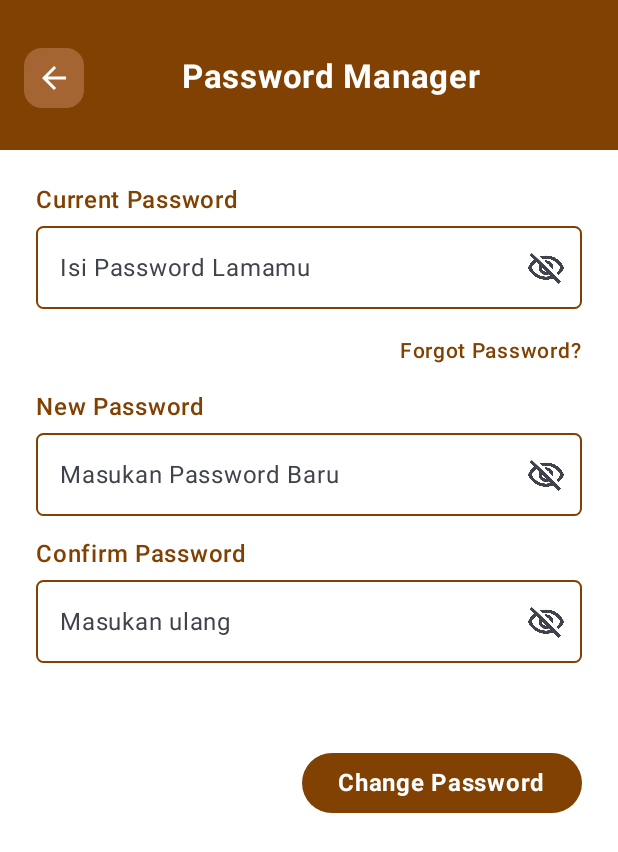
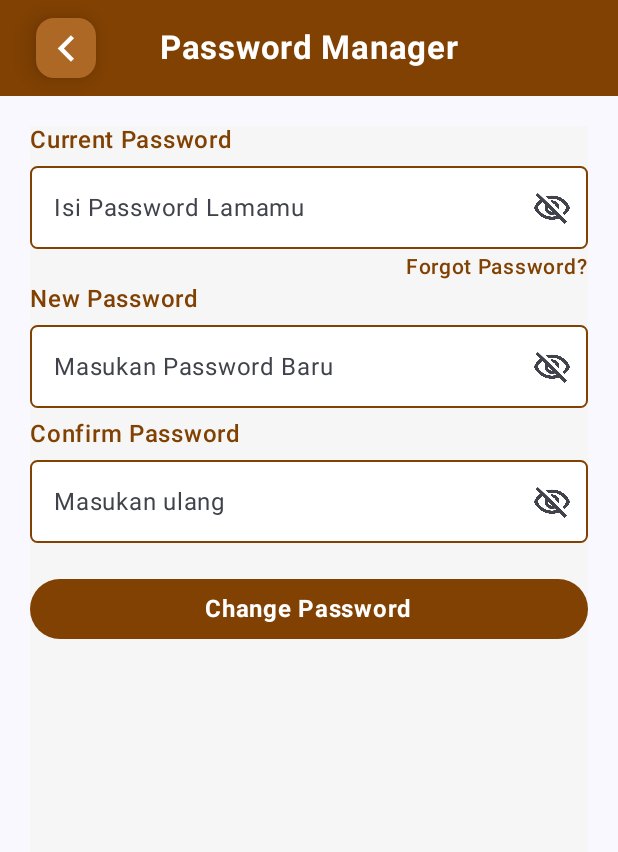
Before and after one commit to Limzen/Luminara-mobile, an Android app built with Jetpack Compose: the screen it shows after launch (MainActivity), on a phone screen of 412 x 824 dp. Shown: the top 852 px of the screen. Run offline under Robolectric (Android 15) with nearby library versions, the phone set to English and light mode, and no system bars.

Commit message:
fix password manager button

```diff
--- /dev/null
+++ b/app/src/main/java/com/example/luminara/ui/components/BackButton.kt
@@ -0,0 +1,46 @@
+package com.example.luminara.ui.components
+
+import androidx.compose.foundation.layout.PaddingValues
+import androidx.compose.foundation.layout.height
+import androidx.compose.foundation.layout.size
+import androidx.compose.foundation.layout.width
+import androidx.compose.foundation.shape.RoundedCornerShape
+import androidx.compose.material.icons.Icons
+import androidx.compose.material.icons.automirrored.filled.KeyboardArrowLeft
+import androidx.compose.material3.Button
+import androidx.compose.material3.ButtonDefaults
+import androidx.compose.material3.Icon
+import androidx.compose.runtime.Composable
+import androidx.compose.ui.Modifier
+import androidx.compose.ui.graphics.Color
+import androidx.compose.ui.unit.dp
+import com.example.luminara.ui.theme.BackbuttonArrow
+
+@Composable
+fun BackButton(
+    onClick: () -> Unit,
+    modifier: Modifier = Modifier
+) {
+    Button(
+        onClick = onClick,
+        modifier = modifier
+            .width(40.dp)
+            .height(40.dp),
+        colors = ButtonDefaults.buttonColors(
+            containerColor = BackbuttonArrow,
+            contentColor = Color.White
+        ), // Removed extra comma and parenthesis
+        elevation = ButtonDefaults.buttonElevation(
+            defaultElevation = 10.dp,
+            pressedElevation = 6.dp
+        ),
+        shape = RoundedCornerShape(12.dp),
+        contentPadding = PaddingValues(0.dp)
+    ) {
+        Icon(
+            imageVector = Icons.AutoMirrored.Filled.KeyboardArrowLeft,
+            contentDescription = "ArrowLeft",
+            modifier = Modifier.size(35.dp)
+        )
+    }
+}
--- a/app/src/main/java/com/example/luminara/ui/screens/profile/PasswordManagerScreen.kt
+++ b/app/src/main/java/com/example/luminara/ui/screens/profile/PasswordManagerScreen.kt
@@ -11,6 +11,7 @@ import androidx.compose.material.icons.filled.ArrowBack
 import androidx.compose.material3.*
 import androidx.compose.runtime.*
 import androidx.compose.ui.*
+import androidx.compose.ui.Modifier
 import androidx.compose.ui.draw.clip
 import androidx.compose.ui.graphics.Color
 import androidx.compose.ui.res.painterResource
@@ -18,10 +19,15 @@ import androidx.compose.ui.text.font.FontWeight
 import androidx.compose.ui.unit.*
 import com.example.luminara.R
 import com.example.luminara.ui.components.AuthButton
+import com.example.luminara.ui.components.BackButton
 import com.example.luminara.ui.components.ItineraryTextfield
+import com.example.luminara.ui.theme.BackbuttonArrow
+import com.example.luminara.ui.theme.BackgroundColor
 import com.example.luminara.ui.theme.OnPrimary
 import com.example.luminara.ui.theme.Primary
+import com.example.luminara.utils.Dimensions
 
+@OptIn(ExperimentalMaterial3Api::class)
 @Composable
 fun PasswordManagerScreen() {
     var currentPassword by remember { mutableStateOf("") }
@@ -32,54 +38,37 @@ fun PasswordManagerScreen() {
     var newPasswordVisible by remember { mutableStateOf(false) }
     var confirmPasswordVisible by remember { mutableStateOf(false) }
 
+    Scaffold(
+        topBar = {
+            CenterAlignedTopAppBar(
+                title = {
+                    Text(
+                        text = "Password Manager",
+                        style = MaterialTheme.typography.titleLarge.copy(fontWeight = FontWeight.Bold),
+                        color = Color.White
+                    )
+                },
+                navigationIcon = {
+                    BackButton(
+                        onClick = {},
+                        modifier = Modifier.padding(start = Dimensions.OuterPadding)
+                    )
+                },
+                colors = TopAppBarDefaults.centerAlignedTopAppBarColors(
+                    containerColor = Primary,
+                    navigationIconContentColor = Color.White,
+                    titleContentColor = Color.White
+                )
+            )
+        }
+    ) { innerPadding ->
         Column(
             modifier = Modifier
                 .fillMaxSize()
-            .background(Color.White)
+                .padding(innerPadding)
+                .padding(Dimensions.OuterPadding)
+                .background(BackgroundColor)
         ) {
-        // Header
-        Box(
-            modifier = Modifier
-                .fillMaxWidth()
-                .height(100.dp)
-                .background(color = Primary)
-        ) {
-            Text(
-                text = "Password Manager",
-                color = Color.White,
-                style = MaterialTheme.typography.titleLarge,
-                fontWeight = FontWeight.Bold,
-                modifier = Modifier
-                    .align(Alignment.TopCenter)
-                    .padding(top = 38.dp, start =30.dp)
-            )
-
-            Box(
-                modifier = Modifier
-                    .padding(start = 16.dp, top = 32.dp)
-                    .size(40.dp)
-                    .clip(RoundedCornerShape(12.dp))
-                    .background(Color(0xFFA56533))
-                    .clickable {  },
-                contentAlignment = Alignment.Center
-            ) {
-                Icon(
-                    imageVector = Icons.Default.ArrowBack,
-                    contentDescription = "Back",
-                    tint = Color.White
-                )
-            }
-        }
-
-        Spacer(modifier = Modifier.height(24.dp))
-
-        Column(
-            modifier = Modifier
-                .fillMaxWidth()
-                .padding(horizontal = 24.dp),
-            verticalArrangement = Arrangement.spacedBy(16.dp)
-        ) {
-            // Current Password
             ItineraryTextfield(
                 value = currentPassword,
                 onValueChange = { currentPassword = it },
@@ -133,6 +122,7 @@ fun PasswordManagerScreen() {
                 singleLine = true
             )
 
+            Spacer(Modifier.height(8.dp))
             // Confirm Password
             ItineraryTextfield(
                 value = confirmPassword,
@@ -156,16 +146,10 @@ fun PasswordManagerScreen() {
             )
 
 
-            Spacer(modifier = Modifier.height(24.dp))
-
-            Box(
-                modifier = Modifier
-                    .fillMaxSize(),
-                contentAlignment = Alignment.TopEnd
-            ) {
+            Spacer(modifier = Modifier.height(20.dp))
             Button(
+                modifier = Modifier.fillMaxWidth(),
                 onClick = {},
-
                 colors = ButtonDefaults.buttonColors(
                     containerColor = Primary,
                     contentColor = OnPrimary
@@ -178,7 +162,9 @@ fun PasswordManagerScreen() {
                     fontWeight = FontWeight.Bold
                 )
             }
+
+
         }
     }
+
 }
-}
--- a/app/src/main/java/com/example/luminara/ui/screens/profile/ProfileScreen.kt
+++ b/app/src/main/java/com/example/luminara/ui/screens/profile/ProfileScreen.kt
@@ -38,7 +38,6 @@ fun ProfileScreen() {
             .fillMaxSize()
             .background(Color.White)
     ) {
-
 
         Box(
             modifier = Modifier
```
Lines whose indentation alone changed are shown as unchanged.
